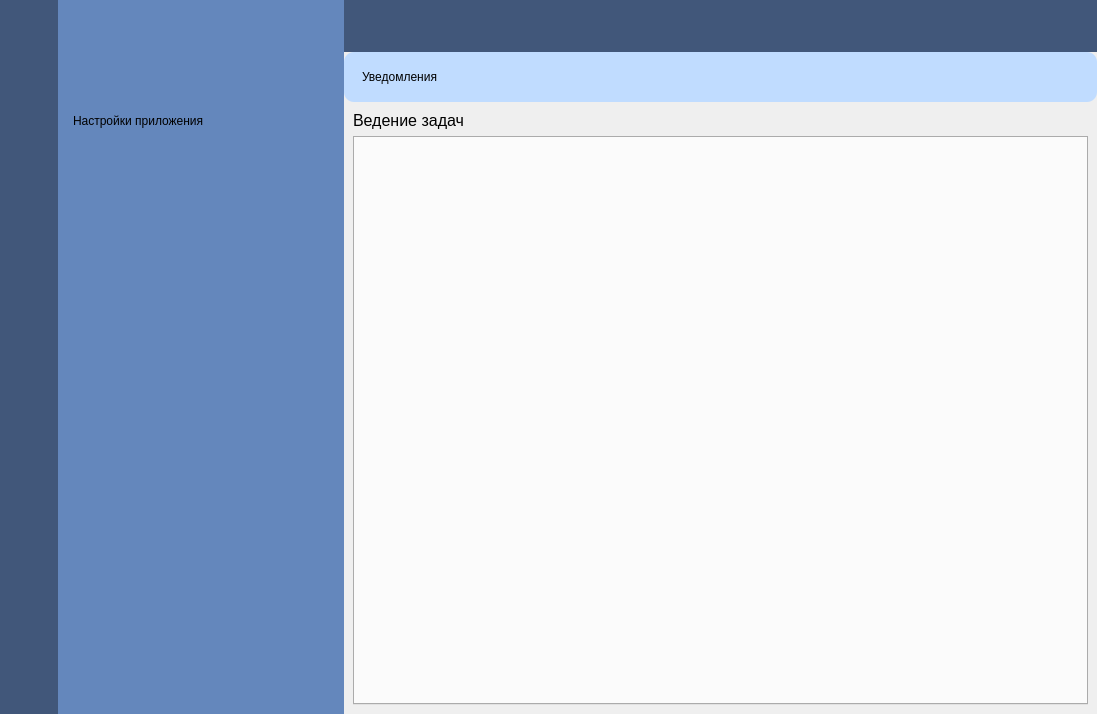
First picture: the form in ui_taskmanager.ui, repository ShiragG/TaskManager, before the edit.
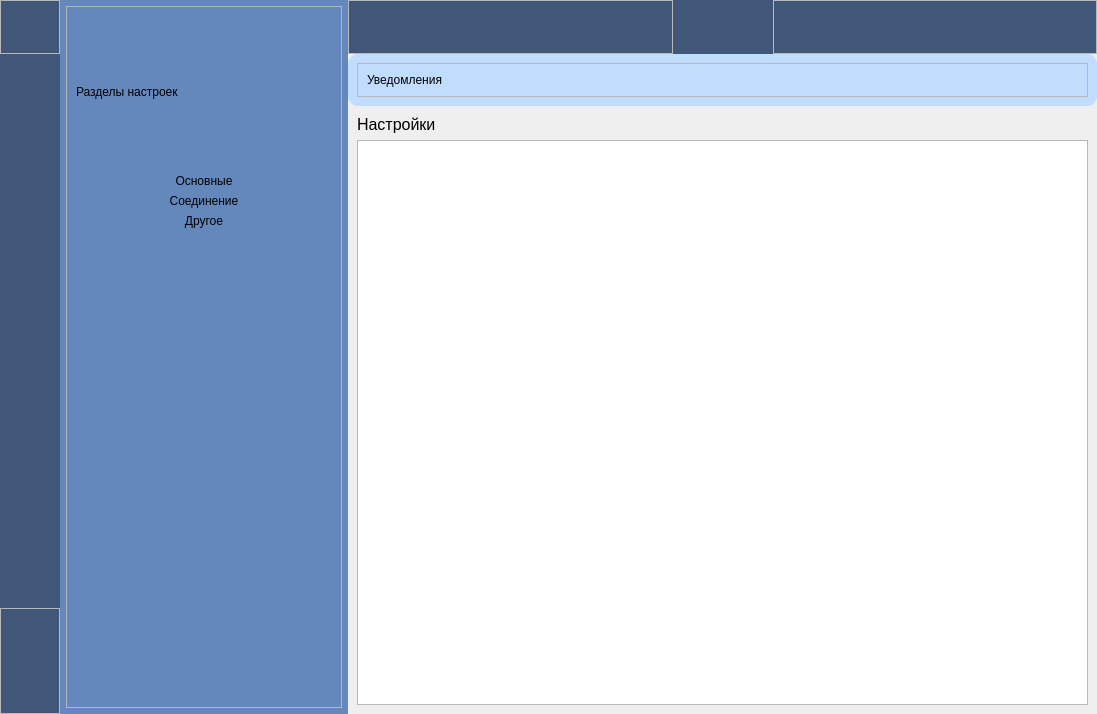
Second picture: the form after the edit. The open tabs and pages were chosen to show the change. Icons and pictures are not drawn.

Commit message: Добавление и редактирование заявок и директорий. Запрос данных из бд и заполнение таблицы.

```diff
--- a/ui_taskmanager.ui
+++ b/ui_taskmanager.ui
@@ -19,11 +19,7 @@
   </property>
   <property name="styleSheet">
    <string notr="true">*{
-	border:none;
-	background-color:transparent;
-	background: none;
-	padding: 0;
-	margin:0;
+	
 }
 #leftMenuSubContainer{
 	background-color:rgb(65, 87, 122)
@@ -41,6 +37,13 @@
 }
 QPushButton{
 	padding: 2px 5px;
+
+	border:none;
+	background-color:transparent;
+	background: none;
+	padding: 0;
+	margin:0;
+	
 }
 QPushButton:hover{
 	background-color: rgb(235, 235, 235);
@@ -406,7 +409,28 @@
                  <item>
                   <widget class="QLabel" name="label_6">
                    <property name="text">
-                    <string>Настройки приложения</string>
+                    <string>Разделы настроек</string>
+                   </property>
+                  </widget>
+                 </item>
+                 <item>
+                  <widget class="QPushButton" name="generalBtn">
+                   <property name="text">
+                    <string>Основные</string>
+                   </property>
+                  </widget>
+                 </item>
+                 <item>
+                  <widget class="QPushButton" name="connectionBtn">
+                   <property name="text">
+                    <string>Соединение</string>
+                   </property>
+                  </widget>
+                 </item>
+                 <item>
+                  <widget class="QPushButton" name="otherBtn">
+                   <property name="text">
+                    <string>Другое</string>
                    </property>
                   </widget>
                  </item>
@@ -779,7 +803,7 @@
                  </font>
                 </property>
                 <property name="text">
-                 <string>Ведение задач</string>
+                 <string>Ведение заявок</string>
                 </property>
                </widget>
               </item>
@@ -834,6 +858,25 @@
               </item>
              </layout>
             </widget>
+            <widget class="QWidget" name="page_2">
+             <layout class="QVBoxLayout" name="verticalLayout_17">
+              <item>
+               <widget class="QLabel" name="label_8">
+                <property name="font">
+                 <font>
+                  <pointsize>12</pointsize>
+                 </font>
+                </property>
+                <property name="text">
+                 <string>Настройки</string>
+                </property>
+               </widget>
+              </item>
+              <item>
+               <widget class="QListWidget" name="listWidget"/>
+              </item>
+             </layout>
+            </widget>
            </widget>
           </item>
          </layout>
```
Left out of the diff: 6 changed lines with no effect on the pictures. The commit also changes 8 other files.
